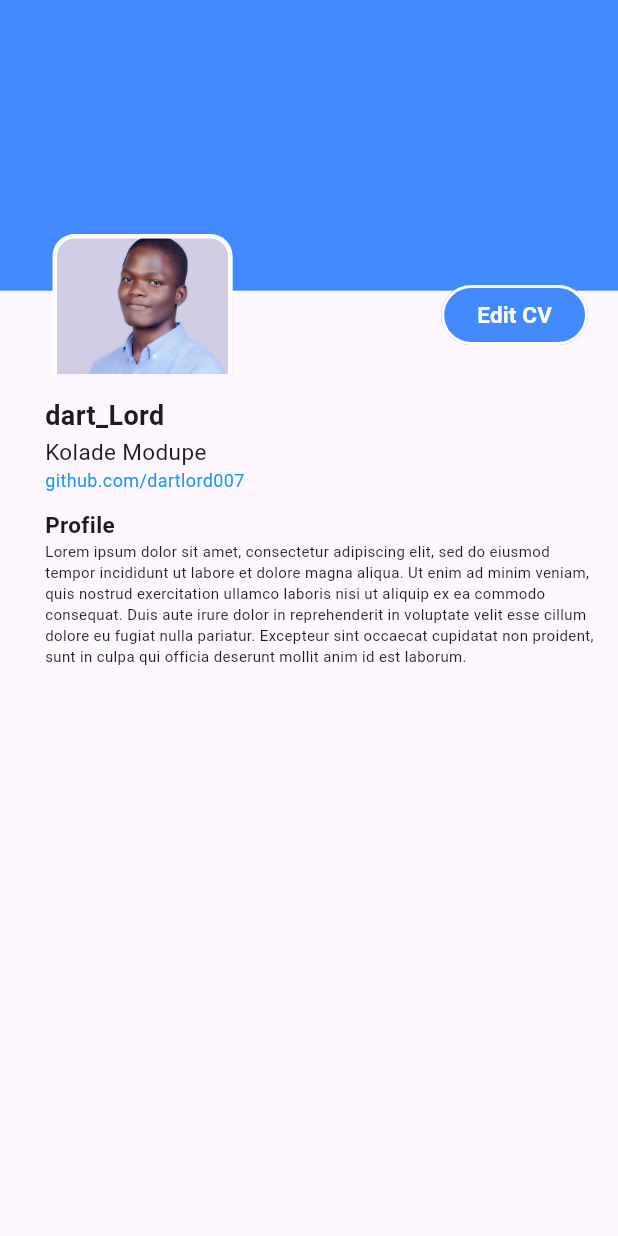
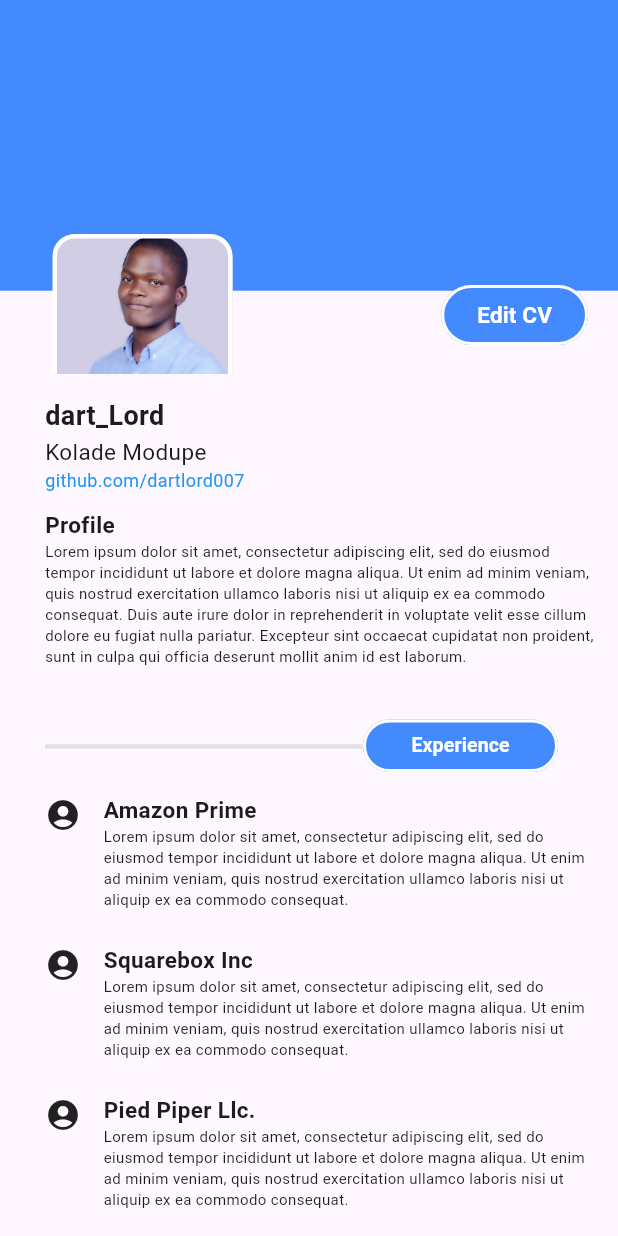
Before and after one commit to Kolonel007/hng_cv_app, a Flutter app: the screen it shows after launch, on a phone screen of 412 x 824 dp. Run offline on Flutter 3.47's test engine with Material 3 defaults, Android fonts, the light colour scheme and no system bars.

Commit message:
it rolls!

```diff
--- a/lib/body.dart
+++ b/lib/body.dart
@@ -1,5 +1,6 @@
 import 'package:flutter/material.dart';
 import 'package:flutter/rendering.dart';
+import 'package:hng_cv_app/experience.dart';
 import 'package:hng_cv_app/profileText.dart';
 import 'package:hng_cv_app/upperSection.dart';
 
@@ -17,7 +18,8 @@ class body extends StatelessWidget {
       child: Column(
         children: <Widget>[
           upperSectionImageAndEdit(size: size),
-          profileText(),
+          const profileText(),
+           const experience(),
         ],
       ),
     );
--- /dev/null
+++ b/lib/experience.dart
@@ -0,0 +1,167 @@
+import 'package:flutter/material.dart';
+
+class experience extends StatelessWidget {
+  const experience({
+    super.key,
+  });
+
+  @override
+  Widget build(BuildContext context) {
+    return SizedBox(
+     height: MediaQuery.of(context).size.height,
+     child:  Stack(
+       children: [
+
+          const Positioned( //divider
+     top: 20,
+     left:30,
+      child: SizedBox(
+       width: 225,
+        child: Divider(
+             color: Color.fromARGB(45, 119, 119, 119),
+             thickness: 3,
+           ),
+      ),
+    ),
+
+    Positioned( //experience icon
+
+     right:30,
+     child:  SizedBox(
+       height: 55,
+       width: 150,
+       child: Padding(
+         padding:  const EdgeInsets.all(10),
+         child: FilledButton(
+           onPressed:(){},
+           style: FilledButton.styleFrom(
+             backgroundColor:Colors.blueAccent,
+             side: const BorderSide(width: 2, color: Colors.white)
+           ),
+           child: const Text("Experience",style: TextStyle(color: Colors.white, fontSize: 13.0,fontWeight: FontWeight.bold),)),
+       ),
+     ),
+          ),
+
+        const Positioned(
+              top:60,
+              left:30,
+              child: Row(
+                children: [
+                    Padding(
+                      padding: EdgeInsets.fromLTRB(0,0,15,50),
+                      child: Icon(Icons.account_circle_rounded),
+                    ),//icon
+                    Column(
+              mainAxisSize: MainAxisSize.min,
+              crossAxisAlignment: CrossAxisAlignment.start,
+              children: [
+              Flexible(child: Text("Amazon Prime", style: TextStyle(fontSize: 15.0,fontWeight: FontWeight.bold),)),
+              SizedBox(
+                width: 330,
+                child: Text("Lorem ipsum dolor sit amet, consectetur adipiscing elit, sed do eiusmod tempor incididunt ut labore et dolore magna aliqua. Ut enim ad minim veniam, quis nostrud exercitation ullamco laboris nisi ut aliquip ex ea commodo consequat.",
+                style: TextStyle(fontSize: 10.0),),
+              ),
+              ]), //textbox for header and content
+                ],
+            ),),
+
+          const Positioned(
+              top:160,
+              left:30,
+              child: Row(
+                children: [
+                    Padding(
+                      padding: EdgeInsets.fromLTRB(0,0,15,50),
+                      child: Icon(Icons.account_circle_rounded),
+                    ),//icon
+                    Column(
+              mainAxisSize: MainAxisSize.min,
+              crossAxisAlignment: CrossAxisAlignment.start,
+              children: [
+              Flexible(child: Text("Squarebox Inc", style: TextStyle(fontSize: 15.0,fontWeight: FontWeight.bold),)),
+              SizedBox(
+                width: 330,
+                child: Text("Lorem ipsum dolor sit amet, consectetur adipiscing elit, sed do eiusmod tempor incididunt ut labore et dolore magna aliqua. Ut enim ad minim veniam, quis nostrud exercitation ullamco laboris nisi ut aliquip ex ea commodo consequat.",
+                style: TextStyle(fontSize: 10.0),),
+              ),
+              ]), //textbox for header and content
+                ],
+            ),),
+
+            const Positioned(
+              top:260,
+              left:30,
+              child: Row(
+                children: [
+                    Padding(
+                      padding: EdgeInsets.fromLTRB(0,0,15,50),
+                      child: Icon(Icons.account_circle_rounded),
+                    ),//icon
+                    Column(
+              mainAxisSize: MainAxisSize.min,
+              crossAxisAlignment: CrossAxisAlignment.start,
+              children: [
+              Flexible(child: Text("Pied Piper Llc.", style: TextStyle(fontSize: 15.0,fontWeight: FontWeight.bold),)),
+              SizedBox(
+                width: 330,
+                child: Text("Lorem ipsum dolor sit amet, consectetur adipiscing elit, sed do eiusmod tempor incididunt ut labore et dolore magna aliqua. Ut enim ad minim veniam, quis nostrud exercitation ullamco laboris nisi ut aliquip ex ea commodo consequat.",
+                style: TextStyle(fontSize: 10.0),),
+              ),
+              ]), //textbox for header and content
+                ],
+            ),),
+
+            const Positioned(
+              top:360,
+              left:30,
+              child: Row(
+                children: [
+                    Padding(
+                      padding: EdgeInsets.fromLTRB(0,0,15,50),
+                      child: Icon(Icons.account_circle_rounded),
+                    ),//icon
+                    Column(
+              mainAxisSize: MainAxisSize.min,
+              crossAxisAlignment: CrossAxisAlignment.start,
+              children: [
+              Flexible(child: Text("HNGx", style: TextStyle(fontSize: 15.0,fontWeight: FontWeight.bold),)),
+              SizedBox(
+                width: 330,
+                child: Text("Lorem ipsum dolor sit amet, consectetur adipiscing elit, sed do eiusmod tempor incididunt ut labore et dolore magna aliqua. Ut enim ad minim veniam, quis nostrud exercitation ullamco laboris nisi ut aliquip ex ea commodo consequat.",
+                style: TextStyle(fontSize: 10.0),),
+              ),
+              ]), //textbox for header and content
+                ],
+            ),),
+
+            const Positioned(
+              top:360,
+              left:30,
+              child: Row(
+                children: [
+                    Padding(
+                      padding: EdgeInsets.fromLTRB(0,0,15,50),
+                      child: Icon(Icons.account_circle_rounded),
+                    ),//icon
+                    Column(
+              mainAxisSize: MainAxisSize.min,
+              crossAxisAlignment: CrossAxisAlignment.start,
+              children: [
+              Flexible(child: Text("HNGx", style: TextStyle(fontSize: 15.0,fontWeight: FontWeight.bold),)),
+              SizedBox(
+                width: 330,
+                child: Text("Lorem ipsum dolor sit amet, consectetur adipiscing elit, sed do eiusmod tempor incididunt ut labore et dolore magna aliqua. Ut enim ad minim veniam, quis nostrud exercitation ullamco laboris nisi ut aliquip ex ea commodo consequat.",
+                style: TextStyle(fontSize: 10.0),),
+              ),
+              ]), //textbox for header and content
+                ],
+            ),),
+
+
+
+       ],
+     ),
+          );
+  }
+}
--- a/lib/profileText.dart
+++ b/lib/profileText.dart
@@ -8,7 +8,7 @@ class profileText extends StatelessWidget {
   @override
   Widget build(BuildContext context) {
     return const SizedBox(
-      height: 500,
+      height: 220,
       child: Stack(
         children: [
           Positioned( //intro text - remember to link github to hyperlink to github repo
```
